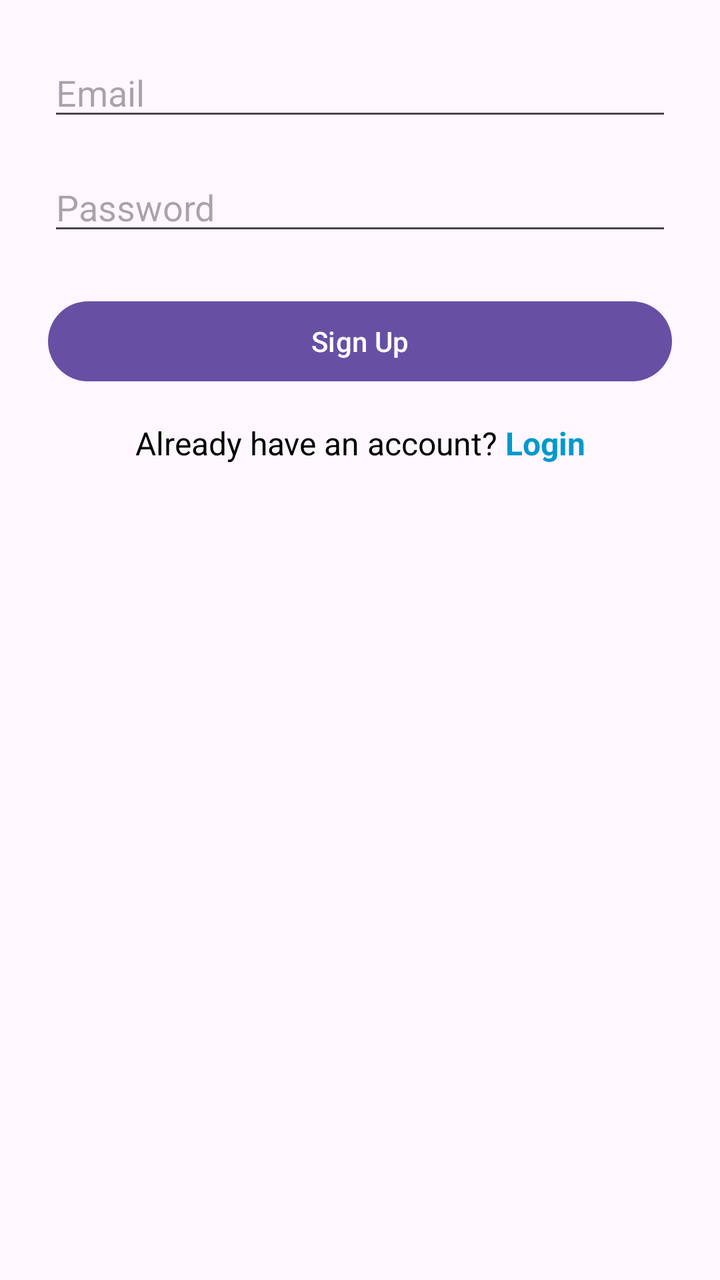
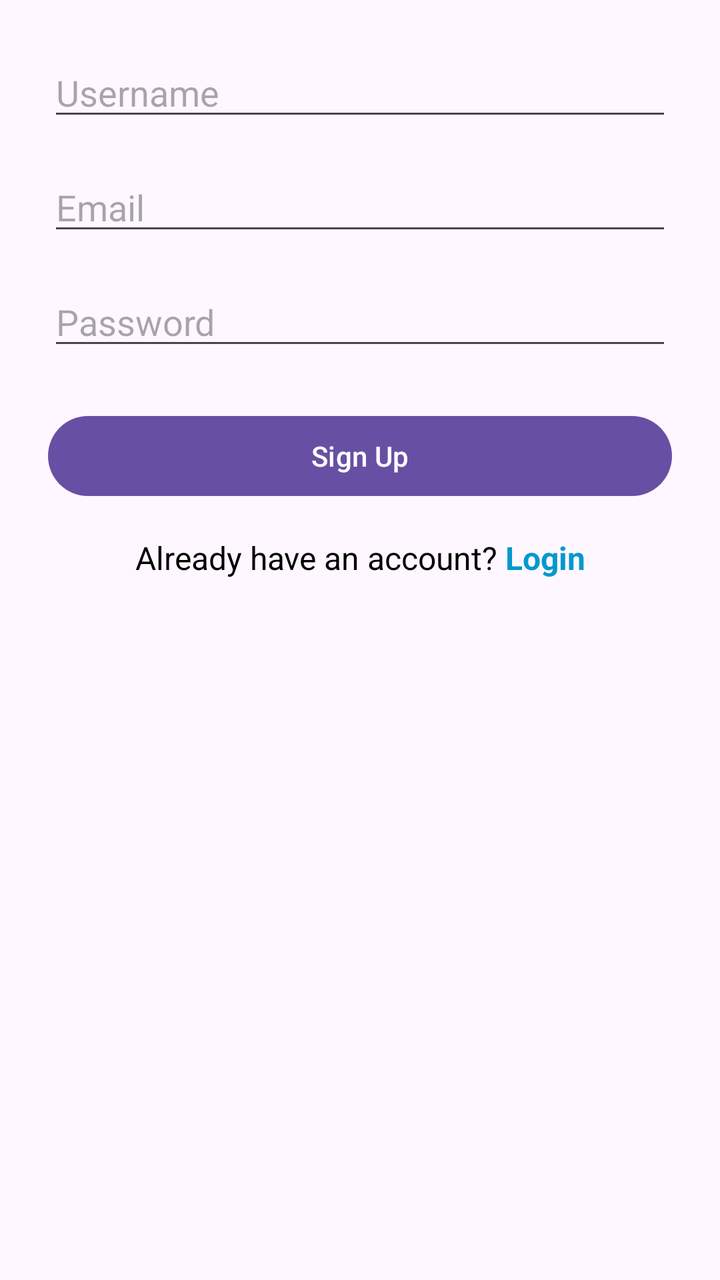

The first picture is an Android layout as it rendered before a commit; the second is the same layout after the commit. The layout source and the unified diff follow.
<!-- AndroidManifest.xml: application theme Theme.Vestiaire -->
<!-- res/layout/activity_signup.xml -->
<?xml version="1.0" encoding="utf-8"?>
<androidx.constraintlayout.widget.ConstraintLayout xmlns:android="http://schemas.android.com/apk/res/android"
    xmlns:app="http://schemas.android.com/apk/res-auto"
    xmlns:tools="http://schemas.android.com/tools"
    android:id="@+id/main"
    android:layout_width="match_parent"
    android:layout_height="match_parent"
    android:padding="24dp"
    tools:context=".SignupActivity">

    <EditText
        android:id="@+id/etEmail"
        android:layout_width="0dp"
        android:layout_height="wrap_content"
        android:hint="Email"
        android:inputType="textPersonName"
        app:layout_constraintTop_toTopOf="parent"
        app:layout_constraintStart_toStartOf="parent"
        app:layout_constraintEnd_toEndOf="parent" />

    <EditText
        android:id="@+id/etPassword"
        android:layout_width="0dp"
        android:layout_height="wrap_content"
        android:layout_marginTop="16dp"
        android:hint="Password"
        android:inputType="textPassword"
        app:layout_constraintTop_toBottomOf="@id/etEmail"
        app:layout_constraintStart_toStartOf="parent"
        app:layout_constraintEnd_toEndOf="parent" />

    <Button
        android:id="@+id/btnSignup"
        android:layout_width="0dp"
        android:layout_height="wrap_content"
        android:layout_marginTop="24dp"
        android:text="Sign Up"
        app:layout_constraintTop_toBottomOf="@id/etPassword"
        app:layout_constraintStart_toStartOf="parent"
        app:layout_constraintEnd_toEndOf="parent" />

    <LinearLayout
        android:id="@+id/layoutLogin"
        android:layout_width="wrap_content"
        android:layout_height="wrap_content"
        android:layout_marginTop="16dp"
        android:orientation="horizontal"
        android:gravity="center"
        app:layout_constraintTop_toBottomOf="@id/btnSignup"
        app:layout_constraintStart_toStartOf="parent"
        app:layout_constraintEnd_toEndOf="parent">

        <TextView
            android:id="@+id/tvText"
            android:layout_width="wrap_content"
            android:layout_height="wrap_content"
            android:text="Already have an account? "
            android:textSize="16sp"
            android:textColor="@android:color/black" />

        <TextView
            android:id="@+id/tvLogin"
            android:layout_width="wrap_content"
            android:layout_height="wrap_content"
            android:text="Login"
            android:textSize="16sp"
            android:textStyle="bold"
            android:textColor="@android:color/holo_blue_dark"
            android:clickable="true"
            android:focusable="true" />

    </LinearLayout>

</androidx.constraintlayout.widget.ConstraintLayout>
<!-- resources referenced by this layout -->
<resources>
  <style name="Theme.Vestiaire" parent="Base.Theme.Vestiaire" />
  <style name="Base.Theme.Vestiaire" parent="Theme.Material3.DayNight.NoActionBar">
          
          
      </style>
</resources>

<!-- the commit's change to res/layout/activity_signup.xml (unified diff, before → after) -->
@@ -9,12 +9,24 @@
     tools:context=".SignupActivity">
 
     <EditText
+        android:id="@+id/etUsername"
+        android:layout_width="0dp"
+        android:layout_height="wrap_content"
+        android:hint="Username"
+        android:inputType="textPersonName"
+        app:layout_constraintTop_toTopOf="parent"
+        app:layout_constraintStart_toStartOf="parent"
+        app:layout_constraintEnd_toEndOf="parent" />
+
+    <EditText
         android:id="@+id/etEmail"
         android:layout_width="0dp"
         android:layout_height="wrap_content"
+        android:layout_marginTop="16dp"
+
         android:hint="Email"
-        android:inputType="textPersonName"
-        app:layout_constraintTop_toTopOf="parent"
+        android:inputType="textEmailAddress"
+        app:layout_constraintTop_toBottomOf="@id/etUsername"
         app:layout_constraintStart_toStartOf="parent"
         app:layout_constraintEnd_toEndOf="parent" />
 
